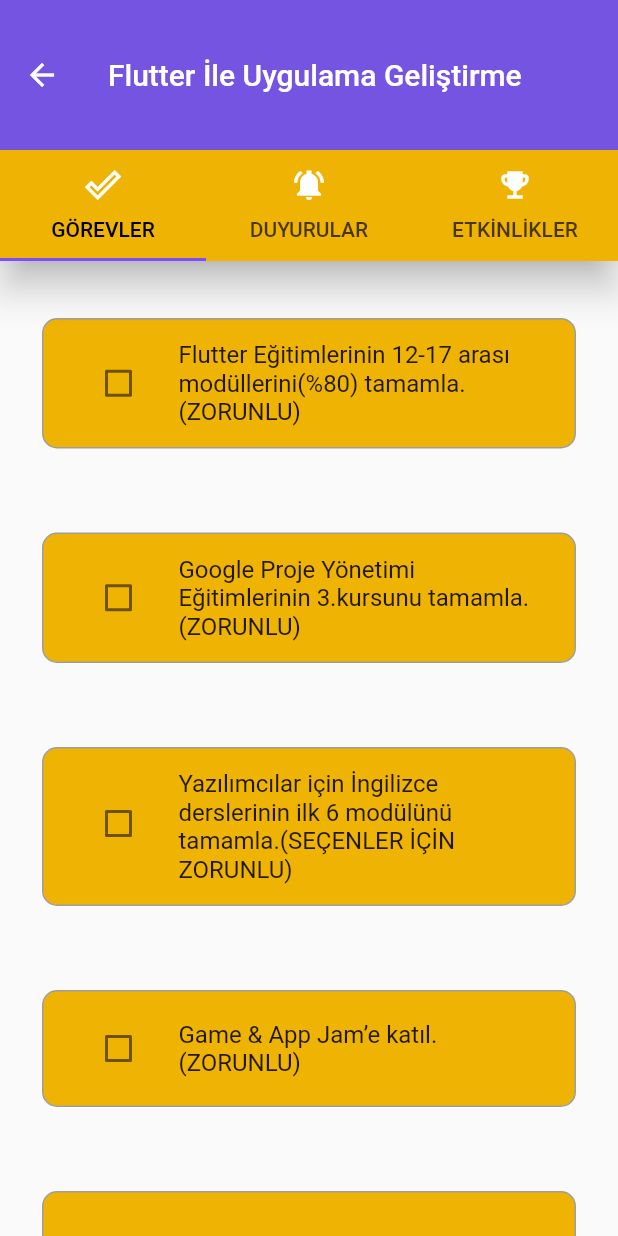
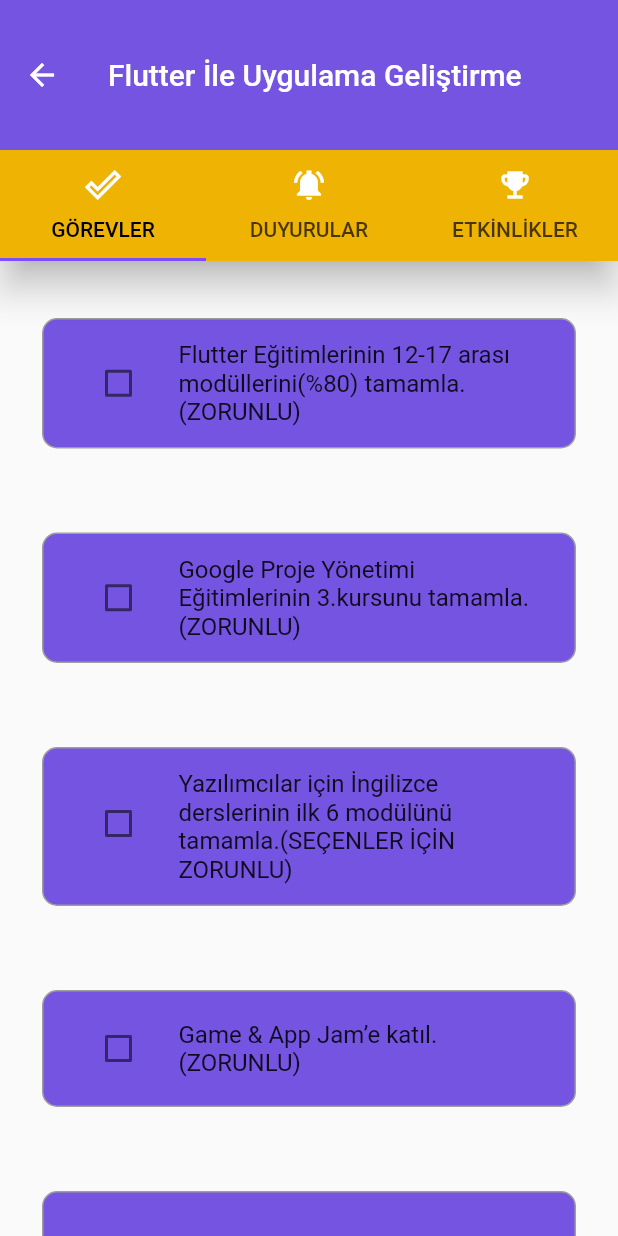
Before and after one commit to vuralkayracetintas/app_jam_f_40, a Flutter app: the screen it shows after launch, after a tap on "FLUTTER", on a phone screen of 412 x 824 dp. Run offline on Flutter 3.47's test engine with Material 2 defaults, Android fonts, the phone set to English and light mode, and no system bars; our stand-ins replace flutter_speed_dial, font_awesome_flutter, get, lottie.

Commit message:
görsel düzenlemeler yapıldı

```diff
--- a/lib/pages/ana_sayfa.dart
+++ b/lib/pages/ana_sayfa.dart
@@ -59,6 +59,9 @@ class Ana_sayfa extends StatelessWidget {
               height: 100,
               width: MediaQuery.of(context).size.width * 0.8,
               child: Row(
+                mainAxisAlignment: MainAxisAlignment.spaceEvenly,
+                crossAxisAlignment: CrossAxisAlignment.center,
+
                 children: [
                   const Padding(
                     padding: EdgeInsets.all(8.0),
@@ -70,14 +73,12 @@ class Ana_sayfa extends StatelessWidget {
                           fontSize: 25),
                     ),
                   ),
-                  const Spacer(),
-                  Expanded(
-                    child: Padding(
-                      padding: const EdgeInsets.all(11.0),
-                      child: Image.asset(
-                        "assets/images/flutter.png",
-                        fit: BoxFit.cover,
-                      ),
+
+                  Padding(
+                    padding: const EdgeInsets.all(11.0),
+                    child: Image.asset(
+                      "assets/images/flutter.png",
+                      fit: BoxFit.cover,
                     ),
                   )
                 ],
@@ -100,6 +101,8 @@ class Ana_sayfa extends StatelessWidget {
               height: 100,
               width: MediaQuery.of(context).size.width * 0.8,
               child: Row(
+                mainAxisAlignment: MainAxisAlignment.spaceAround,
+                crossAxisAlignment: CrossAxisAlignment.center,
                 children: [
                   const Padding(
                     padding: EdgeInsets.all(8.0),
@@ -111,7 +114,7 @@ class Ana_sayfa extends StatelessWidget {
                           fontSize: 25),
                     ),
                   ),
-                  const Spacer(),
+
                   Padding(
                     padding: const EdgeInsets.all(8.0),
                     child: Image.asset(
@@ -139,6 +142,8 @@ class Ana_sayfa extends StatelessWidget {
               height: 100,
               width: MediaQuery.of(context).size.width * 0.8,
               child: Row(
+                mainAxisAlignment: MainAxisAlignment.spaceEvenly,
+                crossAxisAlignment: CrossAxisAlignment.center,
                 children: [
                   const Padding(
                     padding: EdgeInsets.all(8.0),
@@ -151,7 +156,7 @@ class Ana_sayfa extends StatelessWidget {
                       textAlign: TextAlign.center,
                     ),
                   ),
-                  const Spacer(),
+
                   Padding(
                     padding: const EdgeInsets.all(8.0),
                     child: Image.asset(
--- a/lib/pages/flutter/duyuru_flutter.dart
+++ b/lib/pages/flutter/duyuru_flutter.dart
@@ -119,8 +119,8 @@ class _DuyuruFlutterState extends State<DuyuruFlutter> {
                   padding: const EdgeInsets.all(10.0),
                   decoration: BoxDecoration(
                     color: control.checkbool.value[index]
-                        ? Color(0xff7454e1)
-                        : const Color(0XFFEFB304),
+                       ? Color(0XFFEFB304)
+                          : const Color(0xff7454e1),
                     borderRadius: BorderRadius.circular(10.0),
                     border: Border.all(color: Colors.grey),
                   ),
--- a/lib/pages/flutter/etkinlik_flutter.dart
+++ b/lib/pages/flutter/etkinlik_flutter.dart
@@ -94,8 +94,8 @@ class _EtkinlikFlutterPageState extends State<EtkinlikFlutterPage> {
                       padding: const EdgeInsets.all(10.0),
                       decoration: BoxDecoration(
                         color: control.checkbool.value[index]
-                            ? Color(0xff7454e1)
-                            : const Color(0XFFEFB304),
+                            ? Color(0XFFEFB304)
+                            : const Color(0xff7454e1),
                         borderRadius: BorderRadius.circular(10.0),
                         border: Border.all(color: Colors.grey),
                       ),
@@ -162,6 +162,7 @@ class _EtliklikDetailsPageState extends State<EtliklikDetailsPage> {
   @override
   Widget build(BuildContext context) {
     return Scaffold(
+    /*  backgroundColor: Color.fromARGB(255, 255, 245, 153),*/
       appBar: AppBar(
         backgroundColor: Color(0xff7454e1),
         title: Text('Oyun ve Uygulama Akademisi'),
--- a/lib/pages/flutter/gorevler_flutter.dart
+++ b/lib/pages/flutter/gorevler_flutter.dart
@@ -88,8 +88,8 @@ class _NewsListState extends State<NewsList> {
                     padding: const EdgeInsets.all(10.0),
                     decoration: BoxDecoration(
                       color: control._checkbool.value[index]
-                          ? Color(0xff7454e1)
-                          : const Color(0XFFEFB304),
+                          ? Color(0XFFEFB304)
+                          : const Color(0xff7454e1),
                       borderRadius: BorderRadius.circular(10.0),
                       border: Border.all(color: Colors.grey),
                     ),
--- a/lib/pages/genel/duyuru_genel.dart
+++ b/lib/pages/genel/duyuru_genel.dart
@@ -109,8 +109,8 @@ Yarın akşam ideathon temalarınıza dair detayları canlı yayında öğrenece
                   padding: const EdgeInsets.all(10.0),
                   decoration: BoxDecoration(
                     color: control.checkbool.value[index]
-                        ? Color(0xff7454e1)
-                        : const Color(0XFFEFB304),
+                        ? Color(0XFFEFB304)
+                          : const Color(0xff7454e1),
                     borderRadius: BorderRadius.circular(10.0),
                     border: Border.all(color: Colors.grey),
                   ),
--- a/lib/pages/genel/etkinlik_genel.dart
+++ b/lib/pages/genel/etkinlik_genel.dart
@@ -96,8 +96,8 @@ class _EtkinlikGenelPageState extends State<EtkinlikGenelPage> {
                 padding: const EdgeInsets.all(10.0),
                 decoration: BoxDecoration(
                   color: control.checkbool.value[index]
-                      ? Color(0xff7454e1)
-                      : const Color(0XFFEFB304),
+                      ? Color(0XFFEFB304)
+                          : const Color(0xff7454e1),
                   borderRadius: BorderRadius.circular(10.0),
                   border: Border.all(color: Colors.grey),
                 ),
--- a/lib/pages/unity/duyuru_unity.dart
+++ b/lib/pages/unity/duyuru_unity.dart
@@ -127,8 +127,8 @@ class _DuyuruUnityState extends State<DuyuruUnity> {
                   padding: const EdgeInsets.all(10.0),
                   decoration: BoxDecoration(
                     color: control.checkbool.value[index]
-                        ? Color(0xff7454e1)
-                        : const Color(0XFFEFB304),
+                        ? Color(0XFFEFB304)
+                          : const Color(0xff7454e1),
                     borderRadius: BorderRadius.circular(10.0),
                     border: Border.all(color: Colors.grey),
                   ),
--- a/lib/pages/unity/etkinlik_unity.dart
+++ b/lib/pages/unity/etkinlik_unity.dart
@@ -95,8 +95,8 @@ class _EtkinlikUnityPageState extends State<EtkinlikUnityPage> {
                       padding: const EdgeInsets.all(10.0),
                       decoration: BoxDecoration(
                         color: control.checkbool.value[index]
-                            ? Color(0xff7454e1)
-                            : const Color(0XFFEFB304),
+                            ? Color(0XFFEFB304)
+                          : const Color(0xff7454e1),
                         borderRadius: BorderRadius.circular(10.0),
                         border: Border.all(color: Colors.grey),
                       ),
--- a/lib/pages/unity/gorevler_unity.dart
+++ b/lib/pages/unity/gorevler_unity.dart
@@ -88,8 +88,8 @@ class _NewsListState extends State<NewsList> {
                     padding: const EdgeInsets.all(10.0),
                     decoration: BoxDecoration(
                       color: control._checkbool.value[index]
-                          ? Color(0xff7454e1)
-                          : const Color(0XFFEFB304),
+                          ? Color(0XFFEFB304)
+                          : const Color(0xff7454e1),
                       borderRadius: BorderRadius.circular(10.0),
                       border: Border.all(color: Colors.grey),
                     ),
```
